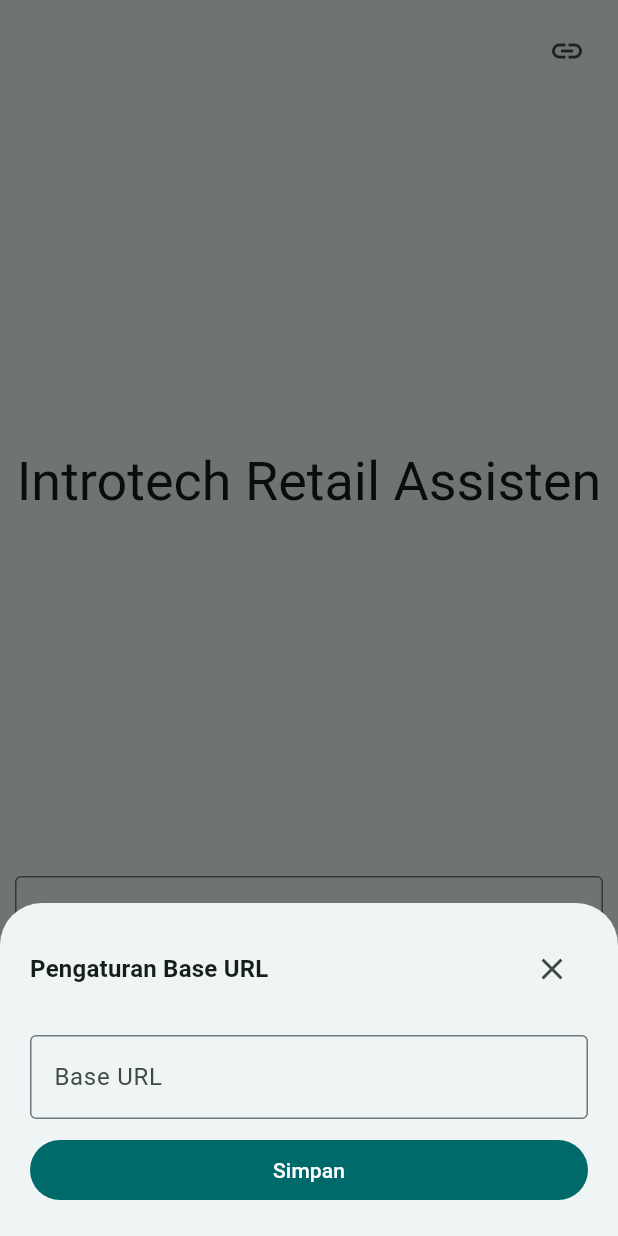
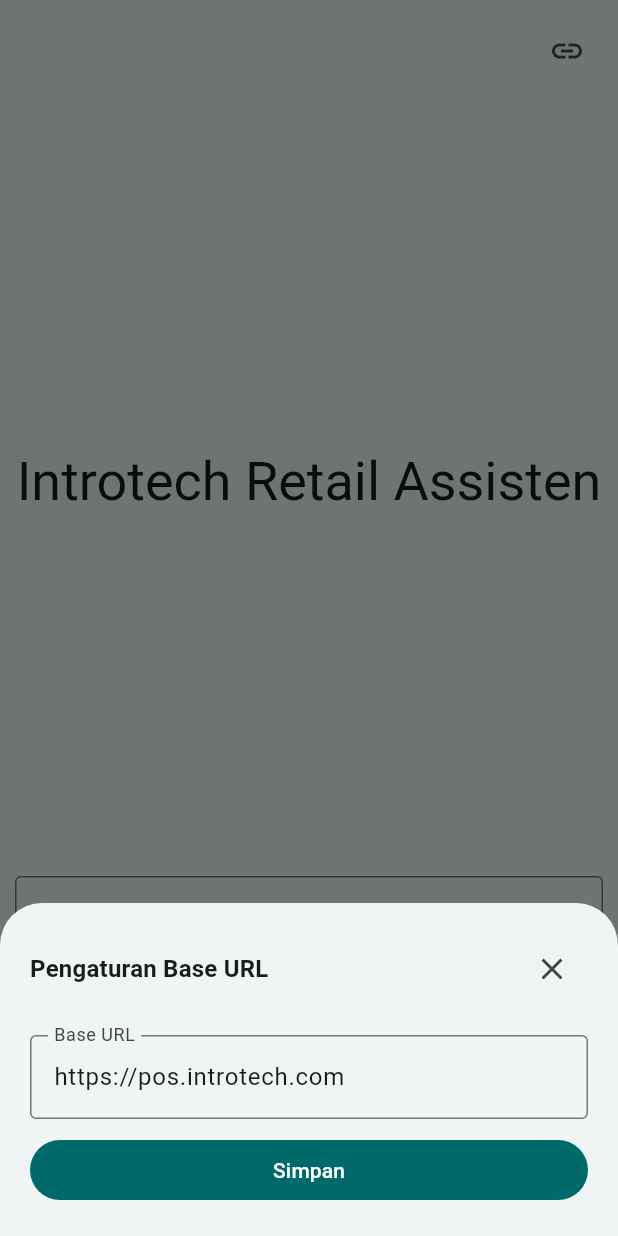
Before and after one commit to eri-maulana/IntraPOS-Mobile, a Flutter app: the screen it shows after launch, after a tap on the "link" icon, on a phone screen of 412 x 824 dp. Run offline on Flutter 3.47's test engine with Material 3 defaults, Android fonts, the light colour scheme and no system bars; our stand-ins replace dio, freezed_annotation, get_it, pretty_dio_logger, retrofit, shared_preferences; generated files the repository leaves out were written again.

Commit message:
Activity mengubah base url

```diff
--- a/lib/app/presentation/login/login_notifier.dart
+++ b/lib/app/presentation/login/login_notifier.dart
@@ -1,8 +1,36 @@
+import 'package:flutter/cupertino.dart';
+import 'package:intrapos_mobile/core/constant/constant.dart';
+import 'package:intrapos_mobile/core/helper/shared_preferences.dart';
 import 'package:intrapos_mobile/core/provider/app_provider.dart';
 
 class LoginNotifier extends AppProvider {
+  LoginNotifier() {
+    init();
+  }
+
+  TextEditingController _baseUrlController = TextEditingController();
+
+  TextEditingController get baseUrlController => _baseUrlController;
+
   @override
-  init(){
-    throw UnimplementedError();
+  init() async {
+    await _getBaseUrl();
+  }
+
+  _getBaseUrl() async {
+    showLoading();
+    final baseUrlPref = await SharedPreferencesHelper.getString(PREF_BASE_URL);
+    if (baseUrlPref == null) {
+      _baseUrlController.text = 'https://pos.introtech.com';
+      await SharedPreferencesHelper.setString(
+          PREF_BASE_URL, _baseUrlController.text);
+    } else {
+      _baseUrlController.text = baseUrlPref;
+    }
+    hideLoading();
+  }
+
+  saveBaseUrl() {
+    SharedPreferencesHelper.setString(PREF_BASE_URL, _baseUrlController.text);
   }
 }
--- a/lib/app/presentation/login/login_screen.dart
+++ b/lib/app/presentation/login/login_screen.dart
@@ -4,7 +4,6 @@
 import 'package:intrapos_mobile/core/helper/dialog_helper.dart';
 import 'package:intrapos_mobile/core/helper/global_helper.dart';
 import 'package:intrapos_mobile/core/widget/app_widget.dart';
-// import 'flutter/src/widgets/framework.dart';
 
 class LoginScreen extends AppWidget<LoginNotifier, void, void> {
   @override
@@ -62,6 +61,7 @@
         content: Column(
           children: [
             TextField(
+              controller: notifier.baseUrlController,
               decoration: InputDecoration(
                   label: Text('Base URL'), border: OutlineInputBorder()),
             ),
@@ -70,7 +70,7 @@
             ),
             Container(
                 width: double.maxFinite,
-                child: FilledButton(onPressed: () {}, child: Text('Simpan')))
+                child: FilledButton(onPressed: () => _onPressSaveBaseUrl(context), child: Text('Simpan')))
           ],
         ));
   }
@@ -79,4 +79,9 @@
     Navigator.pushReplacement(context, MaterialPageRoute(builder: (context) => HomeScreen(),));
 
   }
+
+  _onPressSaveBaseUrl(BuildContext context) {
+    notifier.saveBaseUrl();
+    Navigator.pop(context);
+  }
 }
```
